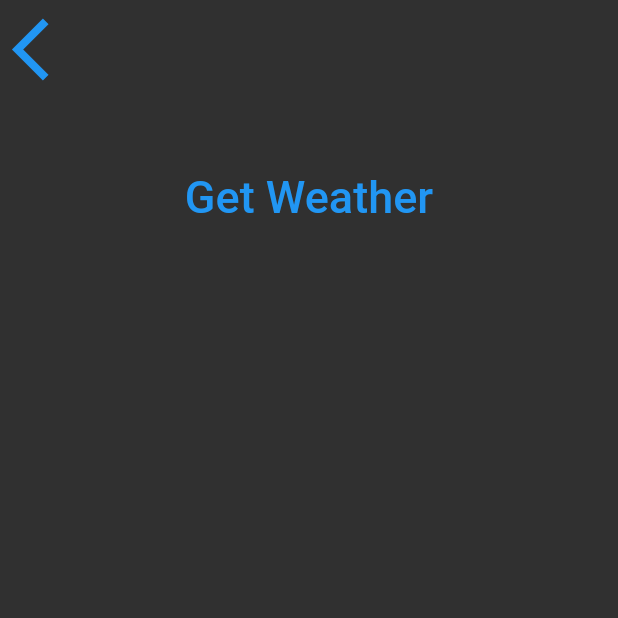
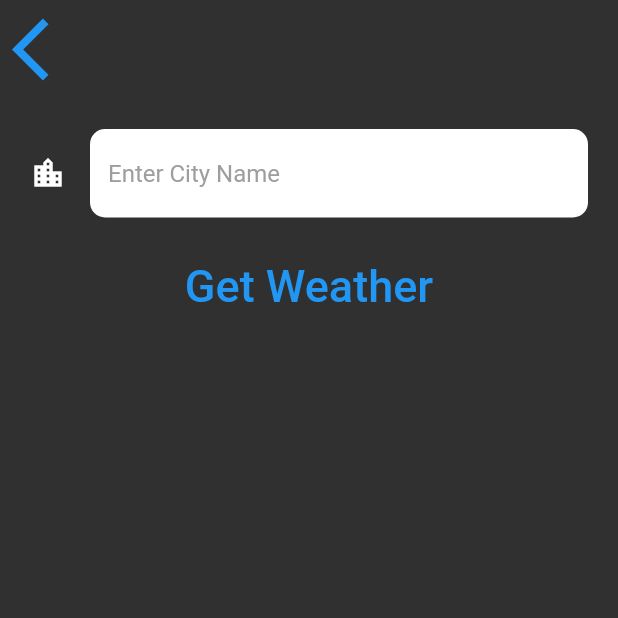
Before and after one commit to HeshanWeerasooriya/Weather, a Flutter app: the CityScreen screen opened directly, after a tap on "Get Weather", on a phone screen of 412 x 824 dp, the top half of it. Run offline on Flutter 3.47's test engine with Material 2 defaults, Android fonts, the phone set to English and light mode, and no system bars; our stand-ins replace flutter_spinkit, geolocator; Roboto replaces fonts that are missing (Spartan MB).

Commit message:
Add TextField, Print Data

```diff
--- a/lib/screens/city_screen.dart
+++ b/lib/screens/city_screen.dart
@@ -9,6 +9,8 @@ class CityScreen extends StatefulWidget {
 }
 
 class _CityScreenState extends State<CityScreen> {
+  late String cityName;
+
   @override
   Widget build(BuildContext context) {
     return Scaffold(
@@ -35,10 +37,20 @@ class _CityScreenState extends State<CityScreen> {
               ),
               Container(
                 padding: const EdgeInsets.all(20.0),
-                child: null,
+                child: TextField(
+                  style: TextStyle(
+                    color: Colors.black,
+                  ),
+                  decoration: kTextFieldInputDecoration,
+                  onChanged: (value) {
+                    cityName = value;
+                  },
+                ),
               ),
               TextButton(
-                onPressed: () {},
+                onPressed: () {
+                  print(cityName);
+                },
                 child: const Text(
                   'Get Weather',
                   style: kButtonTextStyle,
--- a/lib/utilities/constants.dart
+++ b/lib/utilities/constants.dart
@@ -18,3 +18,22 @@ const kButtonTextStyle = TextStyle(
 const kConditionTextStyle = TextStyle(
   fontSize: 100.0,
 );
+
+const kTextFieldInputDecoration = InputDecoration(
+  filled: true,
+  fillColor: Colors.white,
+  icon: Icon(
+    Icons.location_city,
+    color: Colors.white,
+  ),
+  hintText: 'Enter City Name',
+  hintStyle: TextStyle(
+    color: Colors.grey,
+  ),
+  border: OutlineInputBorder(
+    borderRadius: BorderRadius.all(
+      Radius.circular(10.0),
+    ),
+    borderSide: BorderSide.none,
+  ),
+);
```
